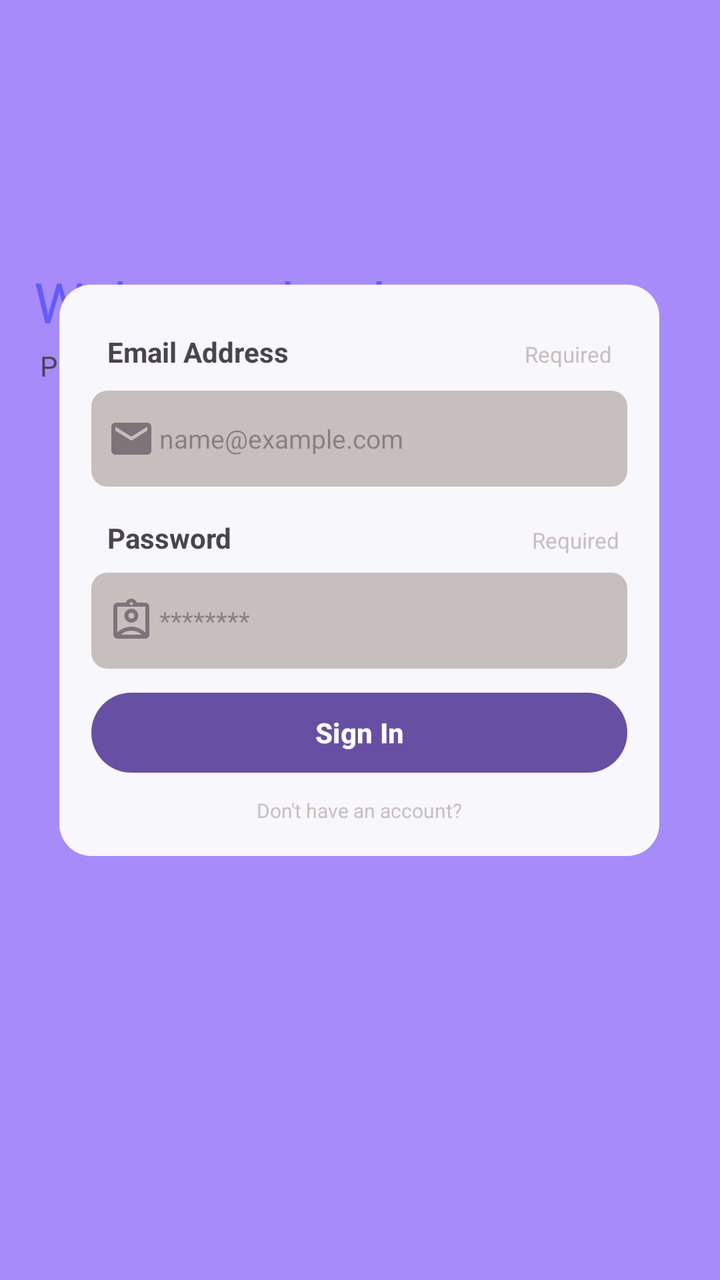
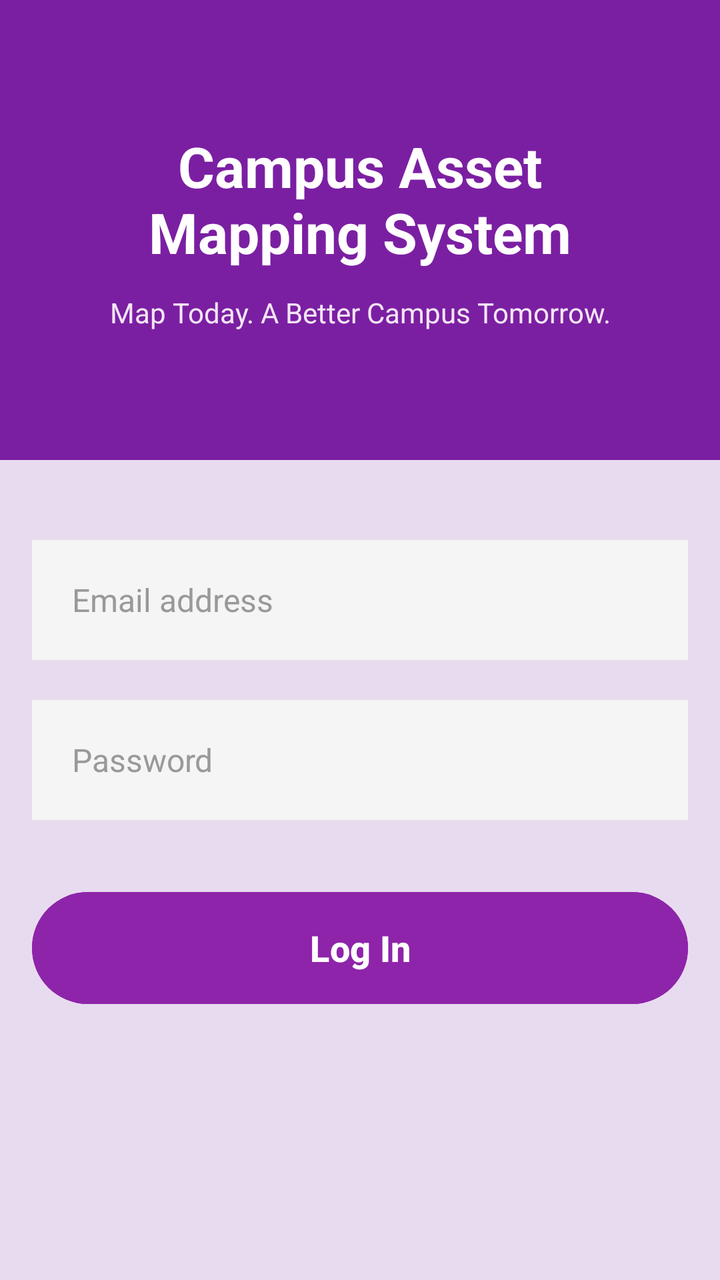

Before-and-after screenshots of an Android layout around one commit, followed by the original layout XML and the change that was made.
<!-- AndroidManifest.xml: application theme Theme.Araspointmap -->
<!-- res/layout/activity_login.xml -->
<?xml version="1.0" encoding="utf-8"?>
<androidx.constraintlayout.widget.ConstraintLayout xmlns:android="http://schemas.android.com/apk/res/android"
    xmlns:app="http://schemas.android.com/apk/res-auto"
    xmlns:tools="http://schemas.android.com/tools"
    android:id="@+id/main"
    android:layout_width="match_parent"
    android:layout_height="match_parent"
    android:background="@color/purple_tertiary"
    tools:context=".frontend.activity.LoginActivity">

    <TextView
        android:id="@+id/textView"
        android:layout_width="wrap_content"
        android:layout_height="wrap_content"
        android:layout_marginTop="132dp"
        android:text="Welcome back"
        android:textSize="28sp"
        android:textColor="@color/purple_primary"
        android:fontFamily="@font/poppins_bold"
        app:layout_constraintEnd_toEndOf="parent"
        app:layout_constraintHorizontal_bias="0.097"
        app:layout_constraintStart_toStartOf="parent"
        app:layout_constraintTop_toTopOf="parent"/>

    <TextView
        android:id="@+id/textView2"
        android:layout_width="wrap_content"
        android:layout_height="wrap_content"
        android:layout_marginStart="20dp"
        android:layout_marginTop="4dp"
        android:fontFamily="@font/inter_18pt_regular"
        android:text="Please sign in to your account"
        app:layout_constraintStart_toStartOf="parent"
        app:layout_constraintTop_toBottomOf="@+id/textView" />

    <LinearLayout
        android:layout_width="300dp"
        android:layout_height="wrap_content"
        android:layout_marginBottom="212dp"
        android:background="@drawable/bg_sign"
        android:orientation="vertical"
        android:padding="16dp"
        app:layout_constraintBottom_toBottomOf="parent"
        app:layout_constraintEnd_toEndOf="parent"
        app:layout_constraintHorizontal_bias="0.495"
        app:layout_constraintStart_toStartOf="parent">

        <LinearLayout
            android:layout_width="match_parent"
            android:layout_height="wrap_content"
            android:orientation="horizontal"
            android:paddingBottom="2dp">

            <TextView
                android:id="@+id/emailAdd"
                android:layout_width="wrap_content"
                android:layout_height="wrap_content"
                android:layout_marginTop="8dp"
                android:paddingStart="8dp"
                android:paddingBottom="8dp"
                android:text="@string/email_address"
                android:textStyle="bold" />

            <TextView
                android:id="@+id/r1"
                android:layout_width="wrap_content"
                android:layout_height="wrap_content"
                android:layout_marginTop="8dp"
                android:paddingStart="118dp"
                android:text="Required"
                android:textColor="@color/grey"
                android:textSize="11sp" />

        </LinearLayout>

        <EditText
            android:id="@+id/emailAd"
            android:layout_width="match_parent"
            android:layout_height="48dp"
            android:background="@drawable/inputs_color"
            android:drawableStart="@drawable/baseline_email_24"
            android:drawablePadding="2dp"
            android:hint="name@example.com"
            android:inputType="textEmailAddress"
            android:paddingStart="8dp"
            android:textSize="13sp" />

        <LinearLayout
            android:layout_width="match_parent"
            android:layout_height="wrap_content"
            android:layout_marginTop="8dp"
            android:orientation="horizontal">

            <TextView
                android:id="@+id/passwordText"
                android:layout_width="wrap_content"
                android:layout_height="wrap_content"
                android:layout_marginTop="8dp"
                android:paddingStart="8dp"
                android:paddingBottom="8dp"
                android:text="@string/password"
                android:textStyle="bold" />

            <TextView
                android:id="@+id/r2"
                android:layout_width="wrap_content"
                android:layout_height="wrap_content"
                android:layout_marginTop="8dp"
                android:paddingStart="150dp"
                android:text="Required"
                android:textColor="@color/grey"
                android:textSize="11sp" />

        </LinearLayout>

        <EditText
            android:id="@+id/editPass"
            android:layout_width="match_parent"
            android:layout_height="48dp"
            android:background="@drawable/inputs_color"
            android:drawableStart="@drawable/outline_assignment_ind_24"
            android:drawablePadding="2dp"
            android:hint="********"
            android:inputType="textPassword"
            android:paddingStart="8dp"
            android:textSize="13sp" />

        <Button
            android:id="@+id/signin_btn"
            android:layout_width="match_parent"
            android:layout_height="wrap_content"
            android:layout_marginTop="8dp"
            android:text="Sign In"
            android:textStyle="bold" />

        <TextView
            android:id="@+id/textView5"
            android:layout_width="match_parent"
            android:layout_height="wrap_content"
            android:layout_marginTop="8dp"
            android:text="Don't have an account?"
            android:textAlignment="center"
            android:textColor="@color/grey"
            android:textSize="10sp" />

    </LinearLayout>

</androidx.constraintlayout.widget.ConstraintLayout>
<!-- resources referenced by this layout -->
<resources>
  <color name="grey">#C7BEBE</color>
  <color name="purple_primary">#635BFF</color>
  <color name="purple_tertiary">#A78BFA</color>
  <!-- drawable baseline_email_24 (drawable) -->
  <vector xmlns:android="http://schemas.android.com/apk/res/android" android:height="24dp" android:tint="#7E7379" android:viewportHeight="24" android:viewportWidth="24" android:width="24dp">
        
      <path android:fillColor="@android:color/white" android:pathData="M20,4L4,4c-1.1,0 -1.99,0.9 -1.99,2L2,18c0,1.1 0.9,2 2,2h16c1.1,0 2,-0.9 2,-2L22,6c0,-1.1 -0.9,-2 -2,-2zM20,8l-8,5 -8,-5L4,6l8,5 8,-5v2z"/>
      
  </vector>
  <!-- drawable bg_sign (drawable) -->
  <?xml version="1.0" encoding="utf-8"?>
  <selector xmlns:android="http://schemas.android.com/apk/res/android">
      <item>
          <shape android:shape="rectangle">
              <solid android:color="@color/neutral"/>
              <corners android:radius="16dp"/>
          </shape>
  
      </item>
  </selector>
  <!-- drawable inputs_color (drawable) -->
  <?xml version="1.0" encoding="utf-8"?>
  <selector xmlns:android="http://schemas.android.com/apk/res/android">
      <item>
          <shape android:shape="rectangle">
              <solid android:color="@color/grey"/>
              <corners android:radius="8dp"/>
          </shape>
  
      </item>
  </selector>
  <!-- drawable outline_assignment_ind_24 (drawable) -->
  <vector xmlns:android="http://schemas.android.com/apk/res/android" android:height="24dp" android:tint="#7E7379" android:viewportHeight="960" android:viewportWidth="960" android:width="24dp">
        
      <path android:fillColor="@android:color/white" android:pathData="M200,840Q167,840 143.5,816.5Q120,793 120,760L120,200Q120,167 143.5,143.5Q167,120 200,120L368,120Q382,84 412,62Q442,40 480,40Q518,40 548,62Q578,84 592,120L760,120Q793,120 816.5,143.5Q840,167 840,200L840,760Q840,793 816.5,816.5Q793,840 760,840L200,840ZM501.5,161.5Q510,153 510,140Q510,127 501.5,118.5Q493,110 480,110Q467,110 458.5,118.5Q450,127 450,140Q450,153 458.5,161.5Q467,170 480,170Q493,170 501.5,161.5ZM200,714Q254,661 325.5,630.5Q397,600 480,600Q563,600 634.5,630.5Q706,661 760,714L760,200Q760,200 760,200Q760,200 760,200L200,200Q200,200 200,200Q200,200 200,200L200,714ZM579,479Q620,438 620,380Q620,322 579,281Q538,240 480,240Q422,240 381,281Q340,322 340,380Q340,438 381,479Q422,520 480,520Q538,520 579,479ZM280,760L680,760Q680,757 680,755Q680,753 680,750Q638,715 587,697.5Q536,680 480,680Q424,680 373,697.5Q322,715 280,750Q280,753 280,755Q280,757 280,760ZM437.5,422.5Q420,405 420,380Q420,355 437.5,337.5Q455,320 480,320Q505,320 522.5,337.5Q540,355 540,380Q540,405 522.5,422.5Q505,440 480,440Q455,440 437.5,422.5ZM480,457L480,457Q480,457 480,457Q480,457 480,457L480,457Q480,457 480,457Q480,457 480,457L480,457Q480,457 480,457Q480,457 480,457Q480,457 480,457Q480,457 480,457Z"/>
      
  </vector>
  <string name="email_address">Email Address</string>
  <string name="password">Password</string>
  <style name="Theme.Araspointmap" parent="android:Theme.Material.Light.NoActionBar" />
  <color name="neutral">#F8F7FC</color>
</resources>

<!-- the commit's change to res/layout/activity_login.xml (unified diff, before → after) -->
@@ -1,148 +1,103 @@
 <?xml version="1.0" encoding="utf-8"?>
-<androidx.constraintlayout.widget.ConstraintLayout xmlns:android="http://schemas.android.com/apk/res/android"
-    xmlns:app="http://schemas.android.com/apk/res-auto"
-    xmlns:tools="http://schemas.android.com/tools"
-    android:id="@+id/main"
+<ScrollView xmlns:android="http://schemas.android.com/apk/res/android"
     android:layout_width="match_parent"
     android:layout_height="match_parent"
-    android:background="@color/purple_tertiary"
-    tools:context=".frontend.activity.LoginActivity">
-
-    <TextView
-        android:id="@+id/textView"
-        android:layout_width="wrap_content"
-        android:layout_height="wrap_content"
-        android:layout_marginTop="132dp"
-        android:text="Welcome back"
-        android:textSize="28sp"
-        android:textColor="@color/purple_primary"
-        android:fontFamily="@font/poppins_bold"
-        app:layout_constraintEnd_toEndOf="parent"
-        app:layout_constraintHorizontal_bias="0.097"
-        app:layout_constraintStart_toStartOf="parent"
-        app:layout_constraintTop_toTopOf="parent"/>
-
-    <TextView
-        android:id="@+id/textView2"
-        android:layout_width="wrap_content"
-        android:layout_height="wrap_content"
-        android:layout_marginStart="20dp"
-        android:layout_marginTop="4dp"
-        android:fontFamily="@font/inter_18pt_regular"
-        android:text="Please sign in to your account"
-        app:layout_constraintStart_toStartOf="parent"
-        app:layout_constraintTop_toBottomOf="@+id/textView" />
+    android:background="#E9DDF4"
+    android:fillViewport="true">
 
     <LinearLayout
-        android:layout_width="300dp"
-        android:layout_height="wrap_content"
-        android:layout_marginBottom="212dp"
-        android:background="@drawable/bg_sign"
-        android:orientation="vertical"
-        android:padding="16dp"
-        app:layout_constraintBottom_toBottomOf="parent"
-        app:layout_constraintEnd_toEndOf="parent"
-        app:layout_constraintHorizontal_bias="0.495"
-        app:layout_constraintStart_toStartOf="parent">
+        android:layout_width="match_parent"
+        android:layout_height="match_parent"
+        android:gravity="center"
+        android:orientation="vertical">
 
         <LinearLayout
             android:layout_width="match_parent"
-            android:layout_height="wrap_content"
-            android:orientation="horizontal"
-            android:paddingBottom="2dp">
+            android:layout_height="match_parent"
+            android:background="#E7DBEF"
+            android:elevation="8dp"
+            android:orientation="vertical">
 
-            <TextView
-                android:id="@+id/emailAdd"
-                android:layout_width="wrap_content"
-                android:layout_height="wrap_content"
-                android:layout_marginTop="8dp"
-                android:paddingStart="8dp"
-                android:paddingBottom="8dp"
-                android:text="@string/email_address"
-                android:textStyle="bold" />
+            <LinearLayout
+                android:layout_width="match_parent"
+                android:layout_height="230dp"
+                android:background="#7B1FA2"
+                android:gravity="center"
+                android:orientation="vertical"
+                android:padding="24dp">
 
-            <TextView
-                android:id="@+id/r1"
-                android:layout_width="wrap_content"
-                android:layout_height="wrap_content"
-                android:layout_marginTop="8dp"
-                android:paddingStart="118dp"
-                android:text="Required"
-                android:textColor="@color/grey"
-                android:textSize="11sp" />
+                <TextView
+                    android:layout_width="match_parent"
+                    android:layout_height="wrap_content"
+                    android:gravity="center"
+                    android:text="Campus Asset\nMapping System"
+                    android:textColor="#FFFFFF"
+                    android:textSize="28sp"
+                    android:textStyle="bold" />
+
+                <TextView
+                    android:layout_width="match_parent"
+                    android:layout_height="wrap_content"
+                    android:layout_marginTop="12dp"
+                    android:gravity="center"
+                    android:text="Map Today. A Better Campus Tomorrow."
+                    android:textColor="#F3E5F5"
+                    android:textSize="14sp" />
+
+            </LinearLayout>
+
+            <LinearLayout
+                android:layout_width="match_parent"
+                android:layout_height="match_parent"
+                android:orientation="vertical"
+                android:paddingTop="24dp"
+                android:layout_margin="16dp">
+
+                <EditText
+                    android:id="@+id/email"
+                    android:layout_width="match_parent"
+                    android:layout_height="60dp"
+                    android:background="#F5F5F5"
+                    android:hint="Email address"
+                    android:inputType="textEmailAddress"
+                    android:paddingStart="20dp"
+                    android:paddingEnd="20dp"
+                    android:singleLine="true"
+                    android:textColor="#333333"
+                    android:textColorHint="#999999"
+                    android:textSize="16sp" />
+
+                <EditText
+                    android:id="@+id/password"
+                    android:layout_width="match_parent"
+                    android:layout_height="60dp"
+                    android:layout_marginTop="20dp"
+                    android:background="#F5F5F5"
+                    android:hint="Password"
+                    android:inputType="textPassword"
+                    android:paddingStart="20dp"
+                    android:paddingEnd="20dp"
+                    android:singleLine="true"
+                    android:textColor="#333333"
+                    android:textColorHint="#999999"
+                    android:textSize="16sp" />
+
+                <Button
+                    android:id="@+id/loginButton"
+                    android:layout_width="match_parent"
+                    android:layout_height="64dp"
+                    android:layout_marginTop="32dp"
+                    android:backgroundTint="#8E24AA"
+                    android:text="Log In"
+                    android:textAllCaps="false"
+                    android:textColor="#FFFFFF"
+                    android:textSize="18sp"
+                    android:textStyle="bold" />
+
+            </LinearLayout>
 
         </LinearLayout>
 
-        <EditText
-            android:id="@+id/emailAd"
-            android:layout_width="match_parent"
-            android:layout_height="48dp"
-            android:background="@drawable/inputs_color"
-            android:drawableStart="@drawable/baseline_email_24"
-            android:drawablePadding="2dp"
-            android:hint="name@example.com"
-            android:inputType="textEmailAddress"
-            android:paddingStart="8dp"
-            android:textSize="13sp" />
-
-        <LinearLayout
-            android:layout_width="match_parent"
-            android:layout_height="wrap_content"
-            android:layout_marginTop="8dp"
-            android:orientation="horizontal">
-
-            <TextView
-                android:id="@+id/passwordText"
-                android:layout_width="wrap_content"
-                android:layout_height="wrap_content"
-                android:layout_marginTop="8dp"
-                android:paddingStart="8dp"
-                android:paddingBottom="8dp"
-                android:text="@string/password"
-                android:textStyle="bold" />
-
-            <TextView
-                android:id="@+id/r2"
-                android:layout_width="wrap_content"
-                android:layout_height="wrap_content"
-                android:layout_marginTop="8dp"
-                android:paddingStart="150dp"
-                android:text="Required"
-                android:textColor="@color/grey"
-                android:textSize="11sp" />
-
-        </LinearLayout>
-
-        <EditText
-            android:id="@+id/editPass"
-            android:layout_width="match_parent"
-            android:layout_height="48dp"
-            android:background="@drawable/inputs_color"
-            android:drawableStart="@drawable/outline_assignment_ind_24"
-            android:drawablePadding="2dp"
-            android:hint="********"
-            android:inputType="textPassword"
-            android:paddingStart="8dp"
-            android:textSize="13sp" />
-
-        <Button
-            android:id="@+id/signin_btn"
-            android:layout_width="match_parent"
-            android:layout_height="wrap_content"
-            android:layout_marginTop="8dp"
-            android:text="Sign In"
-            android:textStyle="bold" />
-
-        <TextView
-            android:id="@+id/textView5"
-            android:layout_width="match_parent"
-            android:layout_height="wrap_content"
-            android:layout_marginTop="8dp"
-            android:text="Don't have an account?"
-            android:textAlignment="center"
-            android:textColor="@color/grey"
-            android:textSize="10sp" />
-
     </LinearLayout>
 
-</androidx.constraintlayout.widget.ConstraintLayout>
+</ScrollView>
<!-- resource entries referenced after the edit -->
@@ -1,45 +1,5 @@
 <!-- resources referenced by this layout -->
 <resources>
-  <color name="grey">#C7BEBE</color>
-  <color name="purple_primary">#635BFF</color>
-  <color name="purple_tertiary">#A78BFA</color>
-  <!-- drawable baseline_email_24 (drawable) -->
-  <vector xmlns:android="http://schemas.android.com/apk/res/android" android:height="24dp" android:tint="#7E7379" android:viewportHeight="24" android:viewportWidth="24" android:width="24dp">
-        
-      <path android:fillColor="@android:color/white" android:pathData="M20,4L4,4c-1.1,0 -1.99,0.9 -1.99,2L2,18c0,1.1 0.9,2 2,2h16c1.1,0 2,-0.9 2,-2L22,6c0,-1.1 -0.9,-2 -2,-2zM20,8l-8,5 -8,-5L4,6l8,5 8,-5v2z"/>
-      
-  </vector>
-  <!-- drawable bg_sign (drawable) -->
-  <?xml version="1.0" encoding="utf-8"?>
-  <selector xmlns:android="http://schemas.android.com/apk/res/android">
-      <item>
-          <shape android:shape="rectangle">
-              <solid android:color="@color/neutral"/>
-              <corners android:radius="16dp"/>
-          </shape>
-  
-      </item>
-  </selector>
-  <!-- drawable inputs_color (drawable) -->
-  <?xml version="1.0" encoding="utf-8"?>
-  <selector xmlns:android="http://schemas.android.com/apk/res/android">
-      <item>
-          <shape android:shape="rectangle">
-              <solid android:color="@color/grey"/>
-              <corners android:radius="8dp"/>
-          </shape>
-  
-      </item>
-  </selector>
-  <!-- drawable outline_assignment_ind_24 (drawable) -->
-  <vector xmlns:android="http://schemas.android.com/apk/res/android" android:height="24dp" android:tint="#7E7379" android:viewportHeight="960" android:viewportWidth="960" android:width="24dp">
-        
-      <path android:fillColor="@android:color/white" android:pathData="M200,840Q167,840 143.5,816.5Q120,793 120,760L120,200Q120,167 143.5,143.5Q167,120 200,120L368,120Q382,84 412,62Q442,40 480,40Q518,40 548,62Q578,84 592,120L760,120Q793,120 816.5,143.5Q840,167 840,200L840,760Q840,793 816.5,816.5Q793,840 760,840L200,840ZM501.5,161.5Q510,153 510,140Q510,127 501.5,118.5Q493,110 480,110Q467,110 458.5,118.5Q450,127 450,140Q450,153 458.5,161.5Q467,170 480,170Q493,170 501.5,161.5ZM200,714Q254,661 325.5,630.5Q397,600 480,600Q563,600 634.5,630.5Q706,661 760,714L760,200Q760,200 760,200Q760,200 760,200L200,200Q200,200 200,200Q200,200 200,200L200,714ZM579,479Q620,438 620,380Q620,322 579,281Q538,240 480,240Q422,240 381,281Q340,322 340,380Q340,438 381,479Q422,520 480,520Q538,520 579,479ZM280,760L680,760Q680,757 680,755Q680,753 680,750Q638,715 587,697.5Q536,680 480,680Q424,680 373,697.5Q322,715 280,750Q280,753 280,755Q280,757 280,760ZM437.5,422.5Q420,405 420,380Q420,355 437.5,337.5Q455,320 480,320Q505,320 522.5,337.5Q540,355 540,380Q540,405 522.5,422.5Q505,440 480,440Q455,440 437.5,422.5ZM480,457L480,457Q480,457 480,457Q480,457 480,457L480,457Q480,457 480,457Q480,457 480,457L480,457Q480,457 480,457Q480,457 480,457Q480,457 480,457Q480,457 480,457Z"/>
-      
-  </vector>
-  <string name="email_address">Email Address</string>
-  <string name="password">Password</string>
   <style name="Theme.Araspointmap" parent="android:Theme.Material.Light.NoActionBar" />
-  <color name="neutral">#F8F7FC</color>
 </resources>
 
